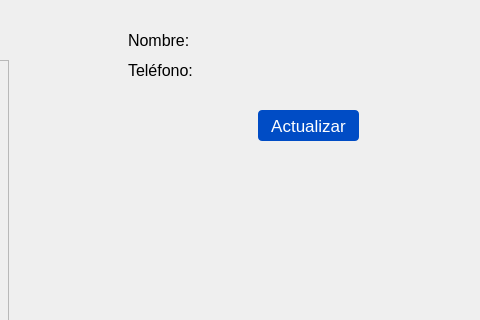
Qt form ui/detalles.ui (Moises024/sistema_de_caja) before a commit; both pictures show x 312 to 792 and y 0 to 320 of the 792 by 401 pixel window.
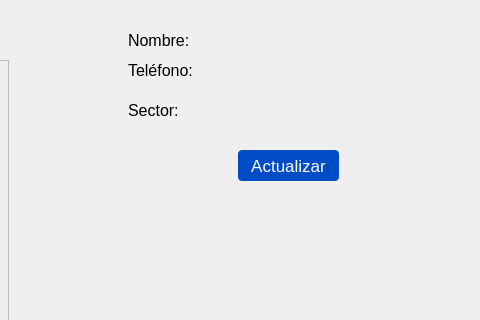
The same form after that commit.

Patch:
```diff
--- a/ui/detalles.ui
+++ b/ui/detalles.ui
@@ -147,8 +147,8 @@
   <widget class="QPushButton" name="btn_detalles_actualizar">
    <property name="geometry">
     <rect>
-     <x>570</x>
-     <y>110</y>
+     <x>550</x>
+     <y>150</y>
      <width>101</width>
      <height>31</height>
     </rect>
@@ -166,6 +166,42 @@
     <string>Actualizar</string>
    </property>
   </widget>
+  <widget class="QLabel" name="detalle_sector">
+   <property name="geometry">
+    <rect>
+     <x>530</x>
+     <y>100</y>
+     <width>161</width>
+     <height>21</height>
+    </rect>
+   </property>
+   <property name="font">
+    <font>
+     <pointsize>11</pointsize>
+    </font>
+   </property>
+   <property name="text">
+    <string/>
+   </property>
+  </widget>
+  <widget class="QLabel" name="telefono_text_2">
+   <property name="geometry">
+    <rect>
+     <x>440</x>
+     <y>100</y>
+     <width>71</width>
+     <height>21</height>
+    </rect>
+   </property>
+   <property name="font">
+    <font>
+     <pointsize>12</pointsize>
+    </font>
+   </property>
+   <property name="text">
+    <string>Sector:</string>
+   </property>
+  </widget>
  </widget>
  <resources/>
  <connections/>
```
